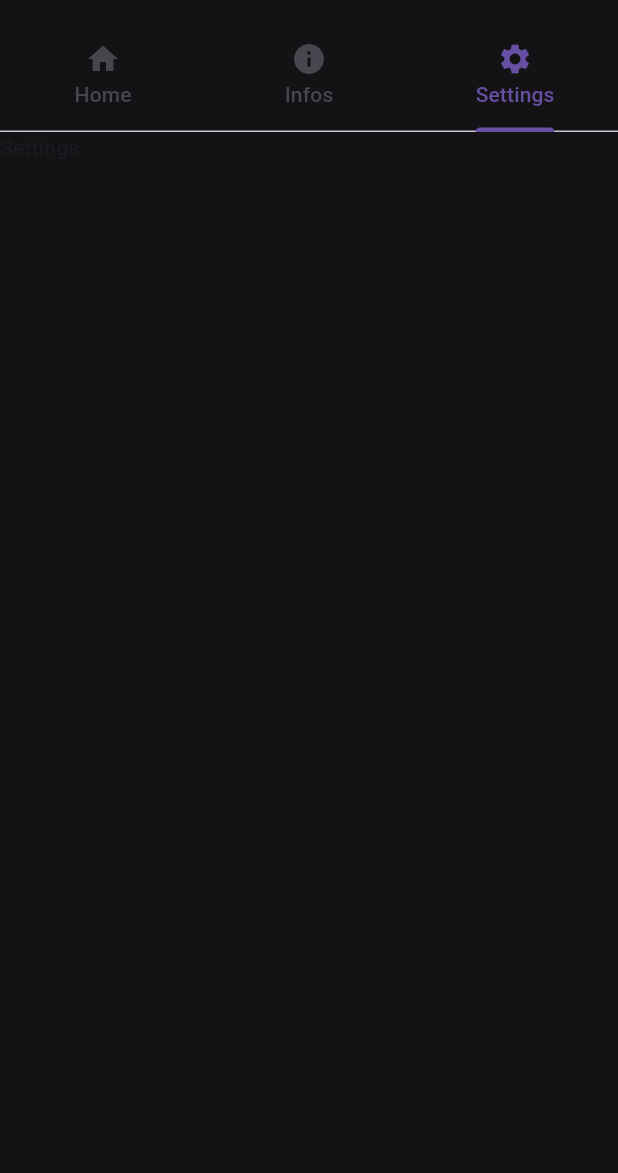
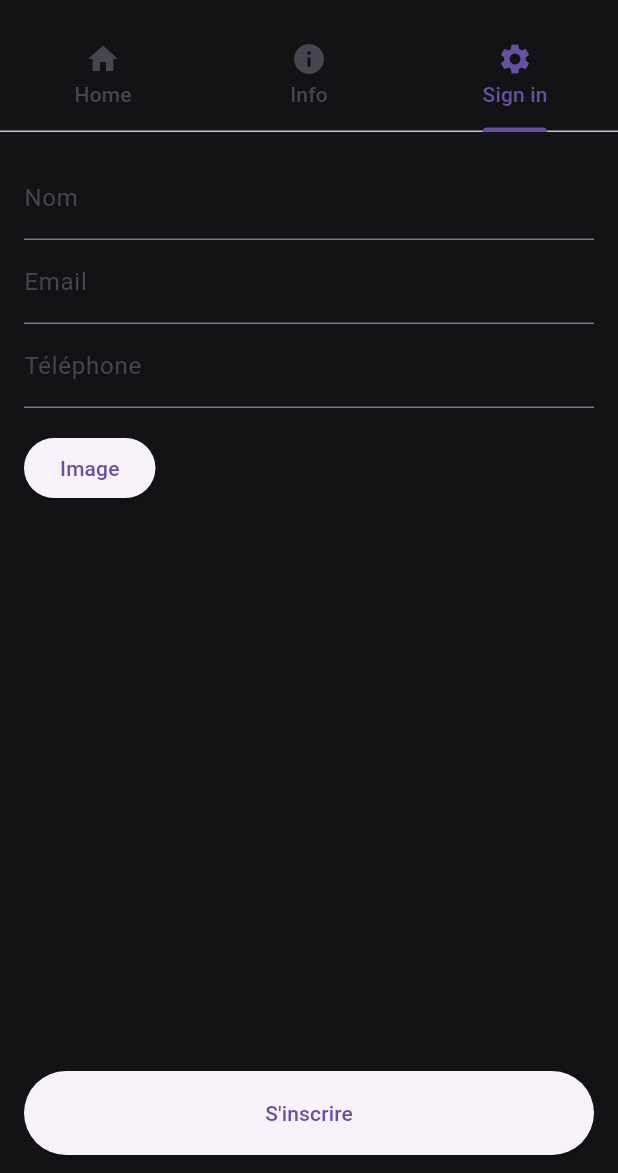
Before and after one commit to Feennrir/Flutter-news, a Flutter app: the screen it shows after launch, tab 3 chosen, on a phone screen of 412 x 824 dp, the part 63-1236 px from its top. Run offline on Flutter 3.47's test engine with Material 3 defaults, Android fonts, the phone set to English and light mode, and no system bars; our stand-ins replace image_picker, webview_flutter; network calls fail.

Commit message:
feat: Sign in form working :sparkles:

```diff
--- a/lib/main.dart
+++ b/lib/main.dart
@@ -2,6 +2,7 @@ import 'package:flutter/material.dart';
 import 'package:flutter/services.dart';
 import 'package:test_technique/pages/ActualitesPage.dart';
 import 'package:test_technique/pages/InfosPage.dart';
+import 'package:test_technique/pages/InscriptionPage.dart';
 import 'package:test_technique/utils/constants.dart';
 
 
@@ -34,8 +35,8 @@ class NewsApplication extends StatelessWidget {
             bottom: const TabBar(
               tabs: [
                 Tab(icon: Icon(Icons.home), text: 'Home'),
-                Tab(icon: Icon(Icons.info), text: 'Infos'),
-                Tab(icon: Icon(Icons.settings), text: 'Settings'),
+                Tab(icon: Icon(Icons.info), text: 'Info'),
+                Tab(icon: Icon(Icons.settings), text: "Sign in"),
               ],
             ),
           ),
@@ -43,7 +44,7 @@ class NewsApplication extends StatelessWidget {
             children: [
               ActualitesPage(),
               InfosPage(),
-              Text('Settings'),
+              InscriptionPage(),
             ],
           ),
         ),
--- a/lib/model/Interface/IActuManager.dart
+++ b/lib/model/Interface/IActuManager.dart
@@ -1,3 +1,11 @@
+import 'dart:io';
+
 abstract class IActuManager {
   Future<List<dynamic>> fetchActualites();
+  Future<void> submitRegistrationForm({
+    required String name,
+    required String email,
+    required String phone,
+    File? image,
+  });
 }
--- /dev/null
+++ b/lib/pages/InscriptionPage.dart
@@ -0,0 +1,142 @@
+import 'dart:io';
+
+import 'package:flutter/cupertino.dart';
+import 'package:flutter/material.dart';
+import 'package:image_picker/image_picker.dart';
+import 'package:test_technique/utils/constants.dart';
+
+import '../webservice/api_service.dart';
+
+class InscriptionPage extends StatefulWidget {
+  const InscriptionPage({super.key});
+
+  @override
+  State<InscriptionPage> createState() => _InscriptionPageState();
+}
+
+class _InscriptionPageState extends State<InscriptionPage> {
+  final _formKey = GlobalKey<FormState>();
+  final _nameController = TextEditingController();
+  final _emailController = TextEditingController();
+  final _phoneController = TextEditingController();
+  File? _selectedImage;
+
+  final picker = ImagePicker();
+
+  void _submitForm() async {
+    if (_formKey.currentState!.validate()) {
+      final name = _nameController.text.trim();
+      final email = _emailController.text.trim();
+      final phone = _phoneController.text.trim();
+
+      try {
+        await ActuApi.instance.submitRegistrationForm(
+          name: name,
+          email: email,
+          phone: phone,
+          image: _selectedImage,
+        );
+
+        ScaffoldMessenger.of(context).showSnackBar(
+          const SnackBar(content: Text('Inscription réussie')),
+        );
+      } catch (error) {
+        ScaffoldMessenger.of(context).showSnackBar(
+          const SnackBar(content: Text("Erreur lors de l\'inscription")),
+        );
+      }
+    }
+  }
+
+  Future<void> _getImageFromGallery() async {
+    final XFile? pickedFile = await picker.pickImage(
+      source: ImageSource.gallery,
+      imageQuality: 50,
+    );
+    setState(() {
+      if (pickedFile != null) {
+        _selectedImage = File(pickedFile.path);
+      }
+    });
+  }
+
+  @override
+  Widget build(BuildContext context) {
+    return Scaffold(
+      body: Padding(
+        padding: const EdgeInsets.all(16.0),
+        child: Form(
+          key: _formKey,
+          child: Column(
+            crossAxisAlignment: CrossAxisAlignment.start,
+            children: [
+              TextFormField(
+                style: const TextStyle(color: colorText),
+                controller: _nameController,
+                decoration: const InputDecoration(labelText: 'Nom'),
+                validator: (value) {
+                  if (value == null || value.isEmpty) {
+                    return 'Veuillez entrer votre nom';
+                  }
+                  return null;
+                },
+              ),
+              TextFormField(
+                style: const TextStyle(color: colorText),
+                controller: _emailController,
+                decoration: const InputDecoration(labelText: 'Email'),
+                validator: (value) {
+                  if (value == null || value.isEmpty) {
+                    return 'Veuillez entrer votre email';
+                  }
+                  // You can add email validation here if needed
+                  return null;
+                },
+              ),
+              TextFormField(
+                style: const TextStyle(color: colorText),
+                controller: _phoneController,
+                decoration: const InputDecoration(labelText: 'Téléphone'),
+                validator: (value) {
+                  if (value == null || value.isEmpty) {
+                    return 'Veuillez entrer votre numéro de téléphone';
+                  }
+                  // You can add phone number validation here if needed
+                  return null;
+                },
+              ),
+              const SizedBox(height: 16),
+              Row(
+                mainAxisAlignment: MainAxisAlignment.spaceBetween,
+                children: [
+                  ElevatedButton(
+                    onPressed: _getImageFromGallery,
+                    child: const Text('Image'),
+                  ),
+                  const SizedBox(height: 16),
+                  if (_selectedImage != null)
+                    Image.file(
+                      _selectedImage!,
+                      width: 50,
+                      height: 50,
+                      fit: BoxFit.cover,
+                    ),
+                ],
+              ),
+            ],
+          ),
+        ),
+      ),
+      bottomNavigationBar: BottomAppBar(
+        color: colorBackground,
+        child: FractionallySizedBox(
+          widthFactor: 1.0, // makes the button span the whole width
+          child: ElevatedButton(
+            onPressed: _submitForm,
+            child: const Text('S\'inscrire'),
+          ),
+        ),
+      ),
+    );
+  }
+}
--- a/pubspec.yaml
+++ b/pubspec.yaml
@@ -31,6 +31,7 @@ dependencies:
   flutter:
     sdk: flutter
   http: ^1.1.2
+  http_parser: ^4.0.0
   webview_flutter: ^4.7.0
   image_picker: ^1.0.4
 
```
Also changed, not shown: lib/webservice/api_service.dart (+44 -0 lines), pubspec.lock, 3 other files.
